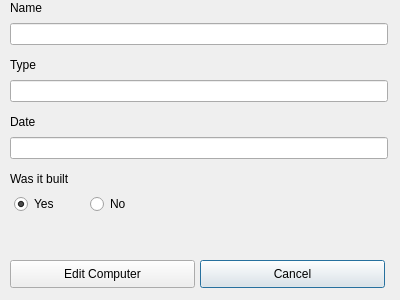
First picture: the form in editcomputerdialog.ui, repository ManiSigt/Verklegt-nams, before the edit.
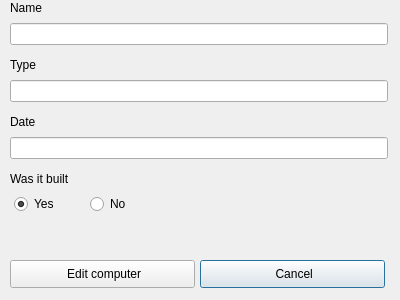
Second picture: the form after the edit. Icons and pictures are not drawn.

The edit to the form file:
```diff
--- a/editcomputerdialog.ui
+++ b/editcomputerdialog.ui
@@ -33,7 +33,11 @@
     </rect>
    </property>
    <property name="text">
-    <string>Cancel</string>
+    <string> Cancel</string>
+   </property>
+   <property name="icon">
+    <iconset resource="myresourcefile.qrc">
+     <normaloff>:/icons/icons/cancel.png</normaloff>:/icons/icons/cancel.png</iconset>
    </property>
   </widget>
   <widget class="QRadioButton" name="edit_computer_radiobutton_no">
@@ -105,7 +109,11 @@
     </rect>
    </property>
    <property name="text">
-    <string>Edit Computer</string>
+    <string> Edit computer</string>
+   </property>
+   <property name="icon">
+    <iconset resource="myresourcefile.qrc">
+     <normaloff>:/icons/icons/edit2.png</normaloff>:/icons/icons/edit2.png</iconset>
    </property>
   </widget>
   <widget class="QRadioButton" name="edit_computer_radiobutton_yes">
```
Left out of the diff: 4 changed lines with no effect on the pictures.
